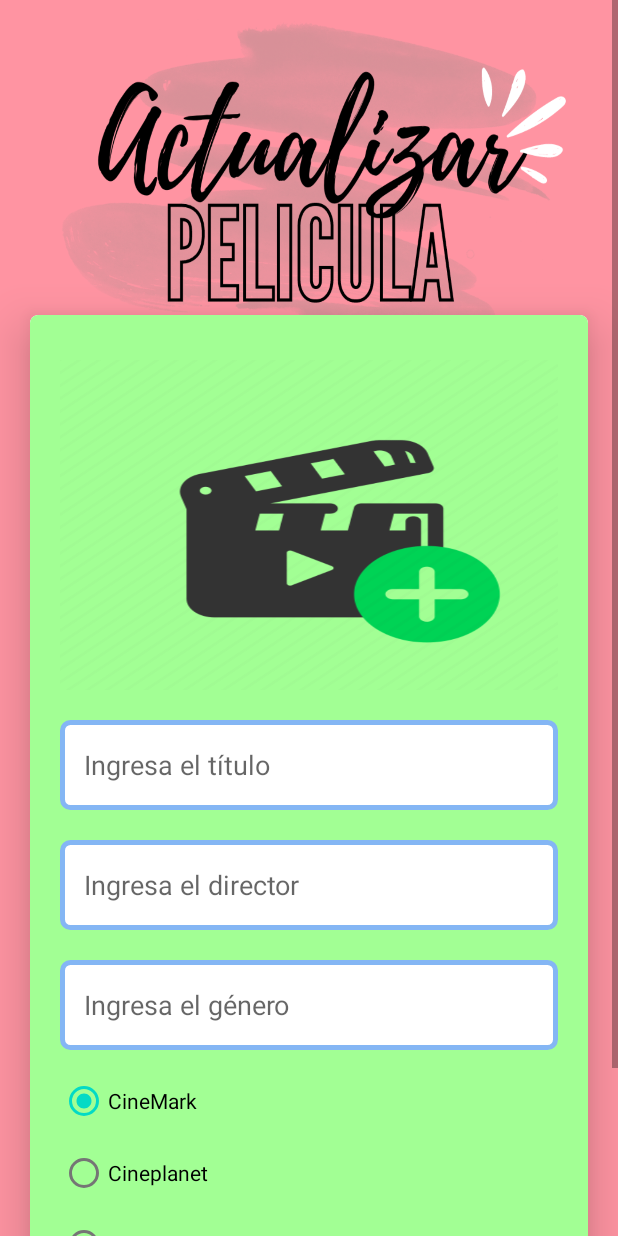
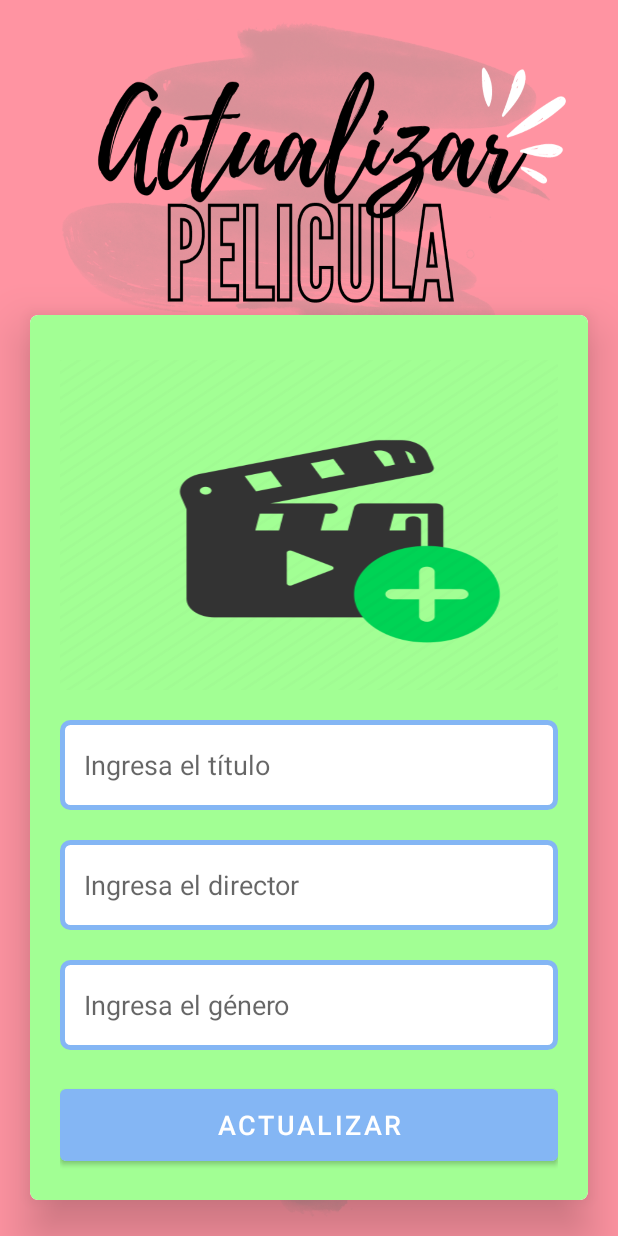
Before and after one commit to AngeloBalbinx/ProjectCineYa, an Android app: the ActualizarActivity screen opened directly, with no data from a screen before it, on a phone screen of 412 x 824 dp. Run offline under Robolectric (Android 15) with nearby library versions, the phone set to English and light mode, and no system bars; our stand-ins replace Firebase (no records; nobody signed in at launch, a user with empty details on screens opened directly).

Commit message:
La aplicación funciona, pero el valor del cine pasa a null al actualizar

```diff
--- a/app/src/main/java/com/example/projectcineya/ActualizarActivity.kt
+++ b/app/src/main/java/com/example/projectcineya/ActualizarActivity.kt
@@ -32,13 +32,12 @@ class ActualizarActivity : AppCompatActivity() {
     private lateinit var actualizarTitulo: EditText
     private lateinit var actualizarGenero: EditText
     private lateinit var actualizarDirector: EditText
-    private lateinit var radioGroup:RadioGroup
-    private lateinit var cineSeleccionado:String
-    private lateinit var actualizarCine : TextView
+    private lateinit var actualizarCine: EditText
+
     private var titulo: String? = null
     private var genero: String? = null
     private var director: String? = null
-    private var cine: String?=null
+    private var cine:String?=null
     private var imageUrl: String? = null
     private var key = ""
     private var oldImageURL: String? = null
@@ -49,26 +48,17 @@ class ActualizarActivity : AppCompatActivity() {
     override fun onCreate(savedInstanceState: Bundle?) {
         super.onCreate(savedInstanceState)
         setContentView(R.layout.activity_actualizar)
+        cine = intent.getStringExtra("cineSeleccionado")?:""
 
         botonActualizar = findViewById(R.id.btn_actualizar)
         actualizarTitulo = findViewById(R.id.actualizatitulo)
         actualizarImagen = findViewById(R.id.actualizaimagen)
         actualizarDirector = findViewById(R.id.actualizaDirector)
         actualizarGenero = findViewById(R.id.actualizaGenero)
-        /*val selectedId = radioGroup.checkedRadioButtonId
-        if(selectedId!=-1){
-            val radioButton = findViewById<RadioButton>(selectedId)
-            val valorRB = radioButton.text.toString()
+        actualizarCine = findViewById(R.id.actualizaCine)
 
-        }*/
 
-        radioGroup = findViewById(R.id.radioGroupCine)
-        radioGroup.setOnCheckedChangeListener { group, checkedId ->
-            val radioButton: RadioButton = findViewById<RadioButton>(checkedId)
 
-            val valorSeleccionado = radioButton.text.toString()
-            cineSeleccionado = valorSeleccionado
-        }
 
         val activityResultLauncher =
             registerForActivityResult(ActivityResultContracts.StartActivityForResult()) { result ->
@@ -86,9 +76,8 @@ class ActualizarActivity : AppCompatActivity() {
             Glide.with(this@ActualizarActivity).load(bundle.getString("Imagen")).into(actualizarImagen)
             actualizarTitulo.setText(bundle.getString("Titulo"))
             actualizarDirector.setText(bundle.getString("Director"))
-            actualizarCine.setText(bundle.getString("Cine"))
             actualizarGenero.setText(bundle.getString("Genero"))
-            key = bundle.getString("Key")!!
+            key = bundle.getString("Key")?:""
             oldImageURL = bundle.getString("Imagen")
         }
 
@@ -136,16 +125,22 @@ class ActualizarActivity : AppCompatActivity() {
         titulo = actualizarTitulo.text.toString().trim()
         director = actualizarDirector.text.toString().trim()
         genero = actualizarGenero.text.toString().trim()
-        cine = cineSeleccionado
-        val dataClass = PeliculaClass(titulo, director, genero, cine,imageUrl)
+
+
+        val dataClass = PeliculaClass(titulo, director, genero,imageUrl,cine)
 
         databaseReference.setValue(dataClass)
             .addOnCompleteListener { task: Task<Void?> ->
                 if (task.isSuccessful) {
                     val reference = FirebaseStorage.getInstance().getReferenceFromUrl(oldImageURL!!)
-                    reference.delete()
-                    Toast.makeText(this@ActualizarActivity, "Actualizado", Toast.LENGTH_SHORT).show()
-                    finish()
+                    reference.delete().addOnSuccessListener {
+                        val intent = Intent(this@ActualizarActivity, MainActivity::class.java)
+                        intent.putExtra("imageUrl", imageUrl)
+                        startActivity(intent)
+                        Toast.makeText(this@ActualizarActivity, "Actualizado", Toast.LENGTH_SHORT).show()
+                        finish()
+                    }
+
                 }
             }
             .addOnFailureListener { e: Exception ->
--- a/app/src/main/java/com/example/projectcineya/MainActivity.kt
+++ b/app/src/main/java/com/example/projectcineya/MainActivity.kt
@@ -6,6 +6,7 @@ import android.os.Bundle
 import androidx.appcompat.app.AlertDialog
 import androidx.appcompat.widget.SearchView
 import androidx.recyclerview.widget.GridLayoutManager
+import com.bumptech.glide.Glide
 import com.example.projectcineya.databinding.ActivityMainBinding
 import com.google.firebase.database.*
 import com.google.firebase.ktx.Firebase
@@ -18,6 +19,7 @@ class MainActivity : AppCompatActivity() {
     var databaseReference:DatabaseReference?=null
     var eventListener:ValueEventListener?=null
     override fun onCreate(savedInstanceState: Bundle?) {
+
         super.onCreate(savedInstanceState)
         binding = ActivityMainBinding.inflate(layoutInflater)
         setContentView(binding.root)
@@ -71,6 +73,7 @@ class MainActivity : AppCompatActivity() {
 
         })
     }
+
     fun buscarLista(text:String){
         val buscarLista = ArrayList<PeliculaClass>()
         for(peliculaClass in dataList){
--- a/app/src/main/res/layout/activity_actualizar.xml
+++ b/app/src/main/res/layout/activity_actualizar.xml
@@ -61,29 +61,17 @@
                 android:hint="@string/ingresagenero"
                 android:gravity="start|center_vertical"
                 android:textColor="@color/black"/>
-            <RadioGroup
-                android:id="@+id/radioGroupCine"
-                android:checkedButton="@+id/actualizaCinemark"
+            <EditText
                 android:layout_width="match_parent"
-                android:layout_height="wrap_content"
-                android:layout_marginTop="10dp">
-                <RadioButton
-                    android:id="@+id/actualizaCinemark"
-                    android:layout_width="match_parent"
-                    android:layout_height="match_parent"
-                    android:text="@string/cinemark"/>
-                <RadioButton
-                    android:id="@+id/actualizaCineplanet"
-                    android:layout_width="match_parent"
-                    android:layout_height="match_parent"
-                    android:text="@string/cineplanet"/>
-                <RadioButton
-                    android:id="@+id/actualizaCinepolis"
-                    android:layout_width="match_parent"
-                    android:layout_height="match_parent"
-                    android:text="@string/cinepolis"/>
-
-            </RadioGroup>
+                android:layout_height="60dp"
+                android:id="@+id/actualizaCine"
+                android:background="@drawable/border"
+                android:layout_marginTop="20dp"
+                android:padding="16dp"
+                android:hint="@string/ingresacine"
+                android:gravity="start|center_vertical"
+                android:textColor="@color/black"
+                android:visibility="gone"/>
             <Button
                 android:id="@+id/btn_actualizar"
                 android:layout_width="match_parent"
--- a/app/src/main/res/values/strings.xml
+++ b/app/src/main/res/values/strings.xml
@@ -13,6 +13,7 @@
     <string name="ingresanombrepeli">Ingresa el título</string>
     <string name="ingresadirector">Ingresa el director</string>
     <string name="ingresagenero">Ingresa el género</string>
+    <string name="ingresacine">Ingresa el cine</string>
     <string name="guardar">Guardar</string>
     <string name="titulo">Título</string>
     <string name="director">Director</string>
```
Also changed, not shown: app/src/main/java/com/example/projectcineya/SubirActivity.kt (+6 -1 lines), app/src/main/res/layout/activity_logeo.xml (+10 -11 lines).
